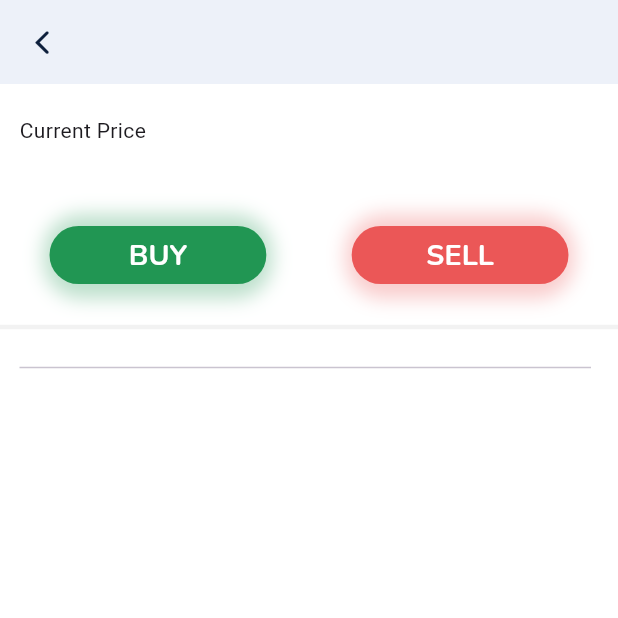
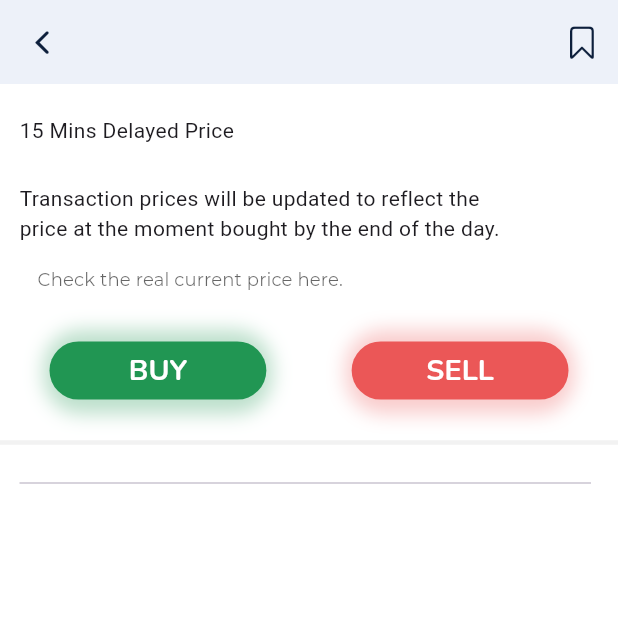
Before and after one commit to NeneWang/paper-merchant, a Flutter app: the BuySellScreen screen opened directly with empty values, after a tap on "BUY", on a phone screen of 412 x 824 dp, the top half of it. Run offline on Flutter 3.47's test engine with Material 3 defaults, Android fonts, the phone set to English and light mode, and no system bars; our stand-ins replace fl_chart, flutter_spinkit, flutter_svg, get, hive_flutter, percent_indicator and 1 more; missing offline and left inert: fuzzy; accounts and stored records are empty; network calls fail.

Commit message:
database simple sell buy

```diff
--- a/lib/data/database.dart
+++ b/lib/data/database.dart
@@ -28,9 +28,10 @@ class Database {
 
   // For quick reference
   Map<dynamic, dynamic> userStockPrices = {};
-  Map<dynamic, dynamic> userBookmarkPrices = {};
+  Map<dynamic, dynamic> userBookmarkPrices = {}; // Why did I even create this?
   List<String> searchHistory = ["GOOGL"];
   List<String> ticketNames = [];
+  List<String> bookmark = [];
 
   Map<dynamic, dynamic> showStockData =
       {}; //The stocks being shown in the watchlist
@@ -103,6 +104,7 @@ class Database {
     _myBox.delete("userBookmarkPrices");
     _myBox.delete("userStockPrices");
     _myBox.delete("ticketNames");
+    _myBox.delete("bookmark");
   }
 
   void loginWithDemo() {}
@@ -130,7 +132,16 @@ class Database {
       _myBox.put("userPortfolio", userPortfolio);
       _myBox.put("userBookmarkPrices", userBookmarkPrices);
       _myBox.put("userStockPrices", userStockPrices);
+
       // syncData();
+    }
+
+    if (_myBox.get("bookmark") == null || _myBox.get("bookmark").isEmpty) {
+      _myBox.put("bookmark", ['AAPL', 'MSFT', 'GOOGL', 'AMZN', 'TSLA']);
+      bookmark = _myBox.get("bookmark");
+    } else {
+      bookmark = _myBox.get("bookmark");
+      print('Bookmarks: $bookmark');
     }
 
     if (_myBox.get("ticketNames") == null ||
@@ -183,8 +194,6 @@ class Database {
   Future<List> getTickerTransactions(String symbol) async {
     final player_id = userData["player_id"];
 
-// Replace with actual API URL
-
     final response = await http.get(Uri.parse(
         '$backendAPI/player_transactions/$player_id?stock_name=$symbol'));
 
@@ -218,8 +227,8 @@ class Database {
     try {
       loadData();
 
-      final test_if_data_exists = getuserPortfolio(symbol);
-      if (!test_if_data_exists.containsKey("count")) {
+      final testIfDataExists = getuserPortfolio(symbol);
+      if (!testIfDataExists.containsKey("count")) {
         await syncData();
       }
 
@@ -459,10 +468,23 @@ class Database {
     final stocksToLookup = result.sublist(0, limitCount);
 
     showStockData = await researchMultiple(stocksToLookup);
+    return;
+  }
 
-    // print("show stock data");
-    // print(showStockData);
-    return;
+  bool isBookmarked(String tickerSymbol) {
+    return bookmark.contains(tickerSymbol);
+  }
+
+  bool toggleBookmark(String tickerSymbol) {
+    if (bookmark.contains(tickerSymbol)) {
+      bookmark.remove(tickerSymbol);
+      _myBox.put("bookmark", bookmark);
+      return false;
+    } else {
+      bookmark.add(tickerSymbol);
+      _myBox.put("bookmark", bookmark);
+      return true;
+    }
   }
 
   Future<void> purchaseStock(String ticker_symbol,
@@ -709,7 +731,8 @@ class Database {
       const getHighlightURL =
           "$backendAPI/api/get_highlight_today"; // Replace with actual API URL
 
-      final bookmarks = ["AAPL", "JPM", "MSFT", "EBAY", "SHOP"];
+      final bookmarksParam = bookmark;
+      print("Bookmarks parameter to be used.: $bookmarksParam");
       final headers = <String, String>{
         'Content-Type': 'application/json',
       };
@@ -724,7 +747,7 @@ class Database {
       final response_2 = await http.post(
         uri,
         headers: headers,
-        body: jsonEncode(bookmarks),
+        body: jsonEncode(bookmarksParam),
       );
 
       if (response.statusCode == 200) {
--- a/lib/screen/home/watchlist/simple_buy_sell_screen.dart
+++ b/lib/screen/home/watchlist/simple_buy_sell_screen.dart
@@ -12,7 +12,7 @@ import 'package:paper_merchant/data/database.dart';
 
 import 'package:paper_merchant/components/QuantityRow.dart';
 import 'package:paper_merchant/components/NamesWithPricing.dart';
-import 'package:intl/intl.dart';
+import 'package:url_launcher/url_launcher.dart';
 
 final applicationController myTabController = Get.put(applicationController());
 // ColorChangeController colorChangeController = Get.put(
@@ -22,6 +22,18 @@ final applicationController myTabController = Get.put(applicationController());
 // Function to reload the page
 void reloadPage(BuildContext context) {
   Navigator.of(context).popAndPushNamed('/your_page_route_name');
+}
+
+// ignore: non_constant_identifier_names
+String YAHOO_PRICING = 'https://finance.yahoo.com/quote/';
+
+// ignore: non_constant_identifier_names
+Future<void> launch_latest_competition_url(symbol) async {
+  String shareYahooStock = YAHOO_PRICING + symbol;
+  Uri uri = Uri.parse(shareYahooStock);
+  if (!await launchUrl(uri)) {
+    throw Exception('Could not launch $shareYahooStock');
+  }
 }
 
 class BuySellScreen extends StatefulWidget {
@@ -66,17 +78,19 @@ class _BuySellScreenState extends State<BuySellScreen> {
     fontWeight: FontWeight.w700,
   );
 
+  bool isBookmarked = false;
+
+  // At init state, check if the stock is bookmarked
+  @override
+  void initState() {
+    super.initState();
+    db.loadData();
+    isBookmarked = db.isBookmarked(widget.ticker);
+  }
+
   @override
   Widget build(BuildContext context) {
     String userCash = "0";
-    bool moreCashThanCost(double currentPrice) {
-      double totalCost = currentPrice;
-      if (totalCost > double.parse(userCash)) {
-        return false;
-      } else {
-        return true;
-      }
-    }
 
     return Scaffold(
       backgroundColor: white,
@@ -85,7 +99,7 @@ class _BuySellScreenState extends State<BuySellScreen> {
         backgroundColor: pageBackGroundC,
         elevation: 0,
         leading: IconButton(
-          icon: Icon(
+          icon: const Icon(
             CupertinoIcons.back,
             color: black1,
           ),
@@ -97,7 +111,7 @@ class _BuySellScreenState extends State<BuySellScreen> {
           padding: const EdgeInsets.only(left: 75),
           child: Text(
             widget.ticker,
-            style: TextStyle(
+            style: const TextStyle(
               fontSize: 20,
               color: black2,
               fontFamily: "NunitoBold",
@@ -105,6 +119,24 @@ class _BuySellScreenState extends State<BuySellScreen> {
             ),
           ),
         ),
+        actions: [
+          IconButton(
+            icon: Icon(
+              isBookmarked
+                  ? CupertinoIcons.bookmark_fill
+                  : CupertinoIcons.bookmark,
+              color: black1,
+            ),
+            onPressed: () {
+              // Add your bookmark logic here
+              final bookmarkRes = db.toggleBookmark(widget.ticker);
+              print("Bookmark result: $bookmarkRes");
+              setState(() {
+                isBookmarked = bookmarkRes;
+              });
+            },
+          ),
+        ],
       ),
       body: SingleChildScrollView(
         child: Column(
@@ -114,7 +146,6 @@ class _BuySellScreenState extends State<BuySellScreen> {
               padding: const EdgeInsets.only(top: 21, left: 13, right: 18),
               child: SizedBox(
                 width: Get.width,
-                height: 56,
                 child: Row(
                   mainAxisAlignment: MainAxisAlignment.spaceBetween,
                   children: [
@@ -122,8 +153,27 @@ class _BuySellScreenState extends State<BuySellScreen> {
                       crossAxisAlignment: CrossAxisAlignment.start,
                       mainAxisAlignment: MainAxisAlignment.spaceBetween,
                       children: [
-                        const Text("Current Price"),
-                        Text(widget.price, style: blackBoldStyle)
+                        const Text("15 Mins Delayed Price"),
+                        Text(widget.price, style: blackBoldStyle),
+                        Container(
+                          width: Get.width * 0.8,
+                          child: const Text(
+                              "Transaction prices will be updated to reflect the price at the moment bought by the end of the day."),
+                        ),
+                        TextButton(
+                          onPressed: () {
+                            launch_latest_competition_url(widget.ticker);
+                          },
+                          child: Text(
+                            "Check the real current price here.",
+                            style: TextStyle(
+                              color: black.withOpacity(0.6),
+                              fontSize: 12,
+                              fontWeight: FontWeight.w400,
+                              fontFamily: "MontserratRegular",
+                            ),
+                          ),
+                        ),
                       ],
                     )
                   ],
@@ -179,7 +229,7 @@ class _BuySellScreenState extends State<BuySellScreen> {
                                       const Height5(),
                                       const Text(
                                           'Standard Industrial Classification:'),
-                                      Container(
+                                      SizedBox(
                                         width:
                                             MediaQuery.of(context).size.width *
                                                 0.5,
@@ -237,7 +287,7 @@ class _BuySellScreenState extends State<BuySellScreen> {
                       child: snapshot.data?["shares_owned"] != null &&
                               snapshot.data?["shares_owned"] != "0" &&
                               snapshot.data?["shares_owned"] != ""
-                          ? Container(
+                          ? SizedBox(
                               width: Get.width,
                               child: Row(
                                 mainAxisAlignment:
@@ -296,7 +346,7 @@ class _BuySellScreenState extends State<BuySellScreen> {
                                                 text: snapshot.data![
                                                     "shares_owned_profit"],
                                                 style: blackBoldStyle),
-                                            TextSpan(
+                                            const TextSpan(
                                               text: " (",
                                               style: TextStyle(
                                                 fontSize: 18,
@@ -308,14 +358,14 @@ class _BuySellScreenState extends State<BuySellScreen> {
                                             TextSpan(
                                               text: snapshot.data![
                                                   "shares_owned_profit_percent"],
-                                              style: TextStyle(
+                                              style: const TextStyle(
                                                 fontSize: 18,
                                                 color: green219653,
                                                 fontFamily: "Nunito",
                                                 fontWeight: FontWeight.w400,
                                               ),
                                             ),
-                                            TextSpan(
+                                            const TextSpan(
                                               text: ")",
                                               style: TextStyle(
                                                 fontSize: 18,
@@ -335,7 +385,7 @@ class _BuySellScreenState extends State<BuySellScreen> {
                           : Container(),
                     );
                   } else {
-                    return Center(
+                    return const Center(
                       child: Column(),
                     );
                   }
@@ -374,7 +424,7 @@ class _BuySellScreenState extends State<BuySellScreen> {
                 ],
               ),
             ),
-            Divider(
+            const Divider(
               thickness: 3,
               color: grayF2F2F2,
             ),
@@ -410,7 +460,7 @@ class _BuySellScreenState extends State<BuySellScreen> {
                         }
                       },
                     ),
-                    Divider(),
+                    const Divider(),
                   ],
                 ),
               ),
@@ -446,13 +496,13 @@ historyListViewItem({symbol, price, count, type, date}) {
     }
   }
   // String operation = type.toUpperCase() == "SELL" ? "SELL" : "BUY ";
-  String onlyDate = "UTC: " + date.toString().split(".")[0];
+  String onlyDate = "UTC: ${date.toString().split(".")[0]}";
   return Row(children: [
     Text(' $symbol ${type.toUpperCase()}',
         style: const TextStyle(
           fontSize: 18,
         )),
-    Spacer(),
+    const Spacer(),
     Row(
       mainAxisAlignment: MainAxisAlignment.spaceBetween,
       children: <Widget>[Text(onlyDate), Text('$sign \$$price')],
@@ -462,7 +512,7 @@ historyListViewItem({symbol, price, count, type, date}) {
 
 buyDialog(context,
     {String symbol = "", String price = "0", purchaseMethod, userCash = "0"}) {
-  final TextEditingController _totalCostController =
+  final TextEditingController totalCostController =
       TextEditingController(text: '1');
 
   return Get.defaultDialog(
@@ -484,7 +534,7 @@ buyDialog(context,
                 onPressed: () {
                   Get.back();
                 },
-                icon: Icon(CupertinoIcons.clear),
+                icon: const Icon(CupertinoIcons.clear),
               ),
             ),
           ),
@@ -493,22 +543,22 @@ buyDialog(context,
               price: price,
               color1: appColor2F80ED,
               userCash: userCash),
-          Divider(
+          const Divider(
             thickness: 3,
             color: grayF2F2F2,
           ),
           priceQuantity(
               color2: appColor,
               price: price,
-              totalcostController: _totalCostController),
+              totalcostController: totalCostController),
           Padding(
-            padding: EdgeInsets.only(top: 39, bottom: 16),
+            padding: const EdgeInsets.only(top: 39, bottom: 16),
             child: buyDropDownButton(
               textLabel: "BUY",
               onTapButton: () {
                 print("_totalCostController.text");
                 // print(_totalCostController.text);
-                String totalCostString = _totalCostController.text;
+                String totalCostString = totalCostController.text;
 
                 // Check if the input string is a valid integer
                 double totalCost = double.parse(totalCostString);
```
Also changed, not shown: lib/components/QuantityRow.dart (+10 -7 lines), lib/screen/home/watchlist/watchlist_screen.dart (+5 -5 lines), 1 other file.
